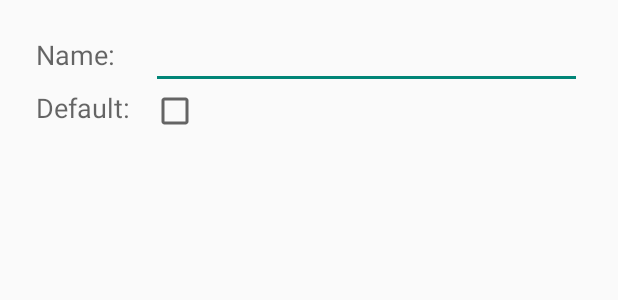
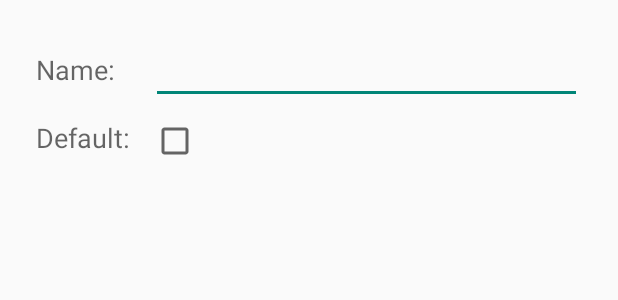
Before and after one commit to simonpoole/OpeningHoursFragment, an Android app: the layout template_item.xml on its own in the app's theme, with its tools: preview values and no code run, on a phone screen of 412 x 824 dp. Shown: the top 300 px of the screen. Run offline under Robolectric (Android 15) with nearby library versions, the phone set to English and light mode, and no system bars.

Commit message:
Fix layout when template name is long

```diff
--- a/lib/src/main/res/layout/template_item.xml
+++ b/lib/src/main/res/layout/template_item.xml
@@ -2,14 +2,15 @@
 <RelativeLayout xmlns:android="http://schemas.android.com/apk/res/android"
 	android:layout_width="fill_parent"
 	android:layout_height="wrap_content"
-	android:paddingTop="?attr/dialogPreferredPadding"
-	android:orientation="vertical">
+	android:paddingTop="?attr/dialogPreferredPadding">
 
 	<TextView
 		android:id="@+id/template_name_legend"
 		android:layout_width="wrap_content"
 		android:layout_height="wrap_content"
+		android:paddingTop="10dp"
 		android:layout_marginLeft="?attr/dialogPreferredPadding"
+		android:layout_alignParentTop="true"
 		android:textAppearance="?android:attr/textAppearanceMedium"
 		android:text="@string/name_legend"/>
 
@@ -19,7 +20,7 @@
 		android:layout_height="wrap_content"
 		android:layout_marginLeft="?attr/dialogPreferredPadding"
 		android:layout_marginRight="?attr/dialogPreferredPadding"
-		android:layout_alignBaseline="@id/template_name_legend"
+		android:layout_alignTop="@id/template_name_legend"
 		android:layout_toRightOf="@id/template_name_legend"
 		android:textAppearance="?android:attr/textAppearanceMedium" />
 
@@ -28,6 +29,7 @@
 		android:layout_width="wrap_content"
 		android:layout_height="wrap_content"
 		android:layout_marginLeft="?attr/dialogPreferredPadding"
+		android:paddingTop="10dp"
 		android:layout_below="@id/template_name"
 		android:textAppearance="?android:attr/textAppearanceMedium"
 		android:text="@string/default_legend"/>
```
